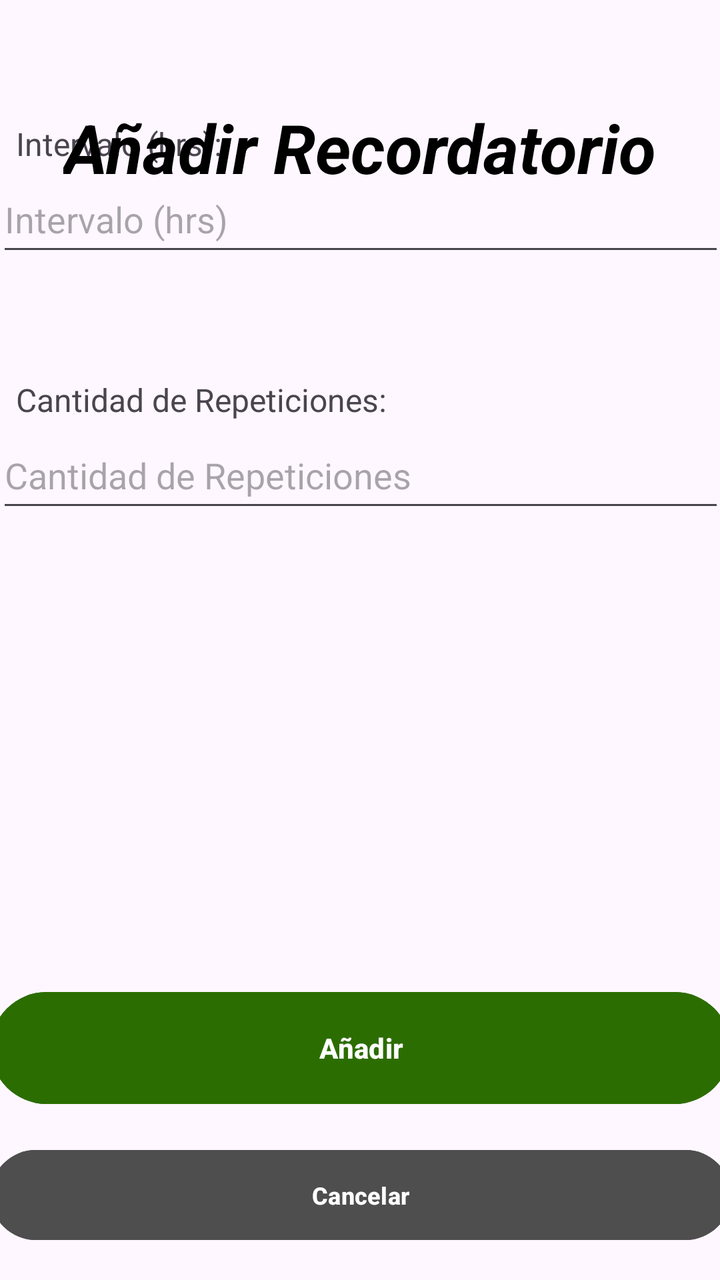
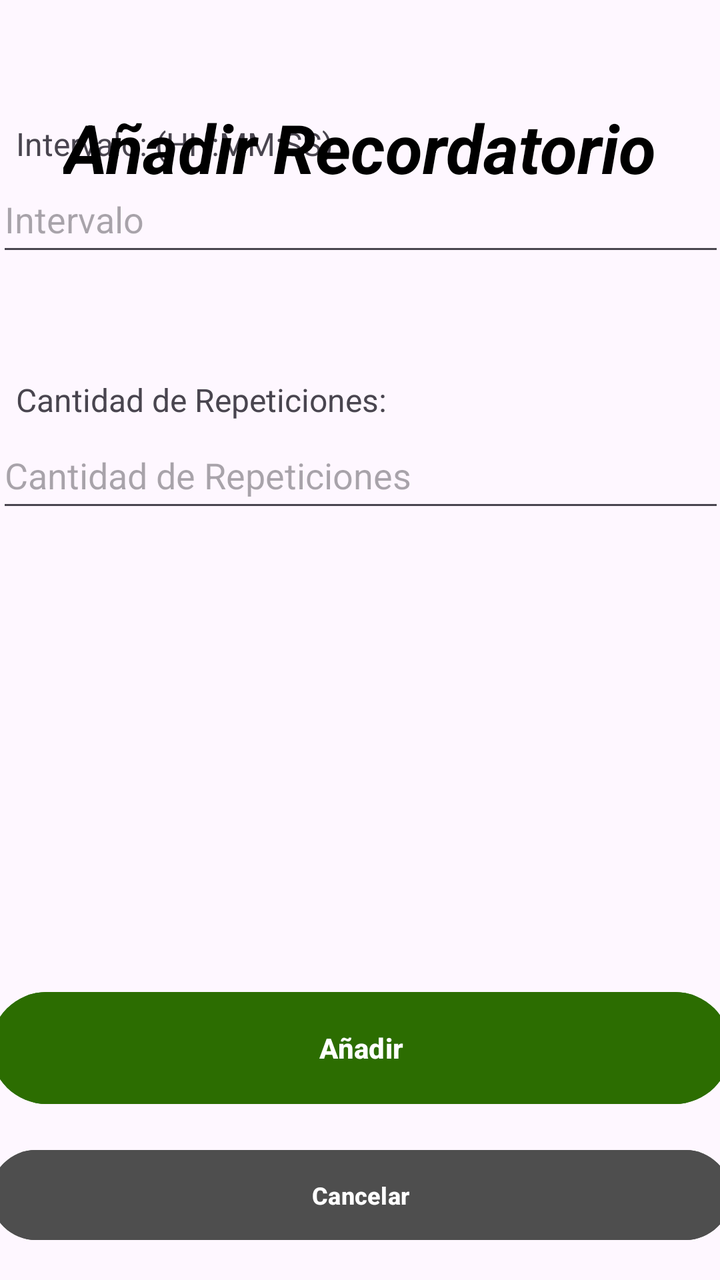

The first picture is an Android layout as it rendered before a commit; the second is the same layout after the commit. The layout source and the unified diff follow.
<!-- AndroidManifest.xml: application theme Theme.MobilesVC -->
<!-- res/layout/recordatorio_crear_view.xml -->
<?xml version="1.0" encoding="utf-8"?>
<androidx.constraintlayout.widget.ConstraintLayout xmlns:android="http://schemas.android.com/apk/res/android"
    xmlns:app="http://schemas.android.com/apk/res-auto"
    xmlns:tools="http://schemas.android.com/tools"
    android:layout_width="match_parent"
    android:layout_height="match_parent">

    <TextView
        android:id="@+id/textView51"
        android:layout_width="200dp"
        android:layout_height="22dp"
        android:text="Cantidad de Repeticiones:"
        android:textSize="16sp"
        app:layout_constraintBottom_toTopOf="@+id/vCantidadCrear"
        app:layout_constraintEnd_toEndOf="parent"
        app:layout_constraintHorizontal_bias="0.051"
        app:layout_constraintStart_toStartOf="parent" />

    <TextView
        android:id="@+id/textView50"
        android:layout_width="200dp"
        android:layout_height="22dp"
        android:text="Intervalo (hrs):"
        android:textSize="16sp"
        app:layout_constraintBottom_toTopOf="@+id/vIntervaloCrear"
        app:layout_constraintEnd_toEndOf="parent"
        app:layout_constraintHorizontal_bias="0.051"
        app:layout_constraintStart_toStartOf="parent" />

    <com.google.android.material.textfield.TextInputEditText
        android:id="@+id/vCantidadCrear"
        android:layout_width="364dp"
        android:layout_height="50dp"
        android:layout_marginBottom="231dp"
        android:hint="Cantidad de Repeticiones"
        app:layout_constraintBottom_toTopOf="@+id/vCrearRecordatorio"
        app:layout_constraintEnd_toEndOf="parent"
        app:layout_constraintStart_toStartOf="parent" />

    <Button
        android:id="@+id/vVolverCrearRecordatorio"
        android:layout_width="370dp"
        android:layout_height="53dp"
        android:layout_marginHorizontal="24dp"
        android:layout_marginBottom="16dp"
        android:backgroundTint="#4E4E4E"
        android:paddingVertical="10dp"
        android:text="Cancelar"
        android:textSize="12sp"
        android:textStyle="bold"
        android:visibility="visible"
        app:layout_constraintBottom_toBottomOf="parent"
        app:layout_constraintEnd_toEndOf="parent"
        app:layout_constraintHorizontal_bias="0.5"
        app:layout_constraintStart_toStartOf="parent" />

    <Button
        android:id="@+id/vCrearRecordatorio"
        android:layout_width="370dp"
        android:layout_height="64dp"
        android:layout_marginBottom="84dp"
        android:backgroundTint="#2C6D01"
        android:paddingVertical="14dp"
        android:text="Añadir"
        android:textStyle="bold"
        app:layout_constraintBottom_toBottomOf="parent"
        app:layout_constraintEnd_toEndOf="parent"
        app:layout_constraintHorizontal_bias="0.5"
        app:layout_constraintStart_toStartOf="parent" />

    <TextView
        android:id="@+id/textView9"
        android:layout_width="wrap_content"
        android:layout_height="wrap_content"
        android:layout_marginStart="92dp"
        android:layout_marginTop="51dp"
        android:layout_marginEnd="92dp"
        android:fontFamily="sans-serif"
        android:text="Añadir Recordatorio"
        android:textColor="#000000"
        android:textSize="34sp"
        android:textStyle="bold|italic"
        app:layout_constraintEnd_toEndOf="parent"
        app:layout_constraintStart_toStartOf="parent"
        app:layout_constraintTop_toTopOf="parent"
        tools:textSize="26sp" />

    <EditText
        android:id="@+id/vIntervaloCrear"
        android:layout_width="364sp"
        android:layout_height="50sp"
        android:layout_marginBottom="78dp"
        android:ems="10"
        android:hint="Intervalo (hrs)"
        android:inputType="time"
        app:layout_constraintBottom_toTopOf="@+id/vCantidadCrear"
        app:layout_constraintEnd_toEndOf="parent"
        app:layout_constraintStart_toStartOf="parent" />

</androidx.constraintlayout.widget.ConstraintLayout>
<!-- resources referenced by this layout -->
<resources>
  <style name="Theme.MobilesVC" parent="Base.Theme.MobilesVC" />
  <style name="Base.Theme.MobilesVC" parent="Theme.Material3.DayNight.NoActionBar">
          
          
      </style>
</resources>

<!-- the commit's change to res/layout/recordatorio_crear_view.xml (unified diff, before → after) -->
@@ -20,7 +20,7 @@
         android:id="@+id/textView50"
         android:layout_width="200dp"
         android:layout_height="22dp"
-        android:text="Intervalo (hrs):"
+        android:text="Intervalo: (HH:MM:SS)"
         android:textSize="16sp"
         app:layout_constraintBottom_toTopOf="@+id/vIntervaloCrear"
         app:layout_constraintEnd_toEndOf="parent"
@@ -91,7 +91,7 @@
         android:layout_height="50sp"
         android:layout_marginBottom="78dp"
         android:ems="10"
-        android:hint="Intervalo (hrs)"
+        android:hint="Intervalo "
         android:inputType="time"
         app:layout_constraintBottom_toTopOf="@+id/vCantidadCrear"
         app:layout_constraintEnd_toEndOf="parent"
